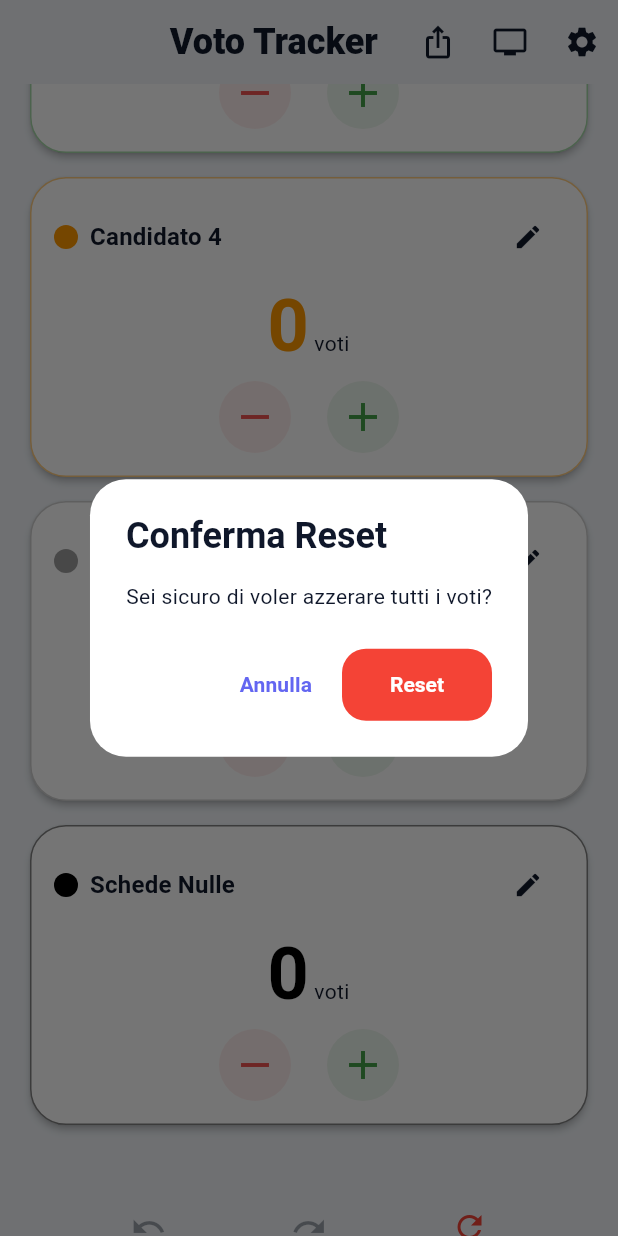
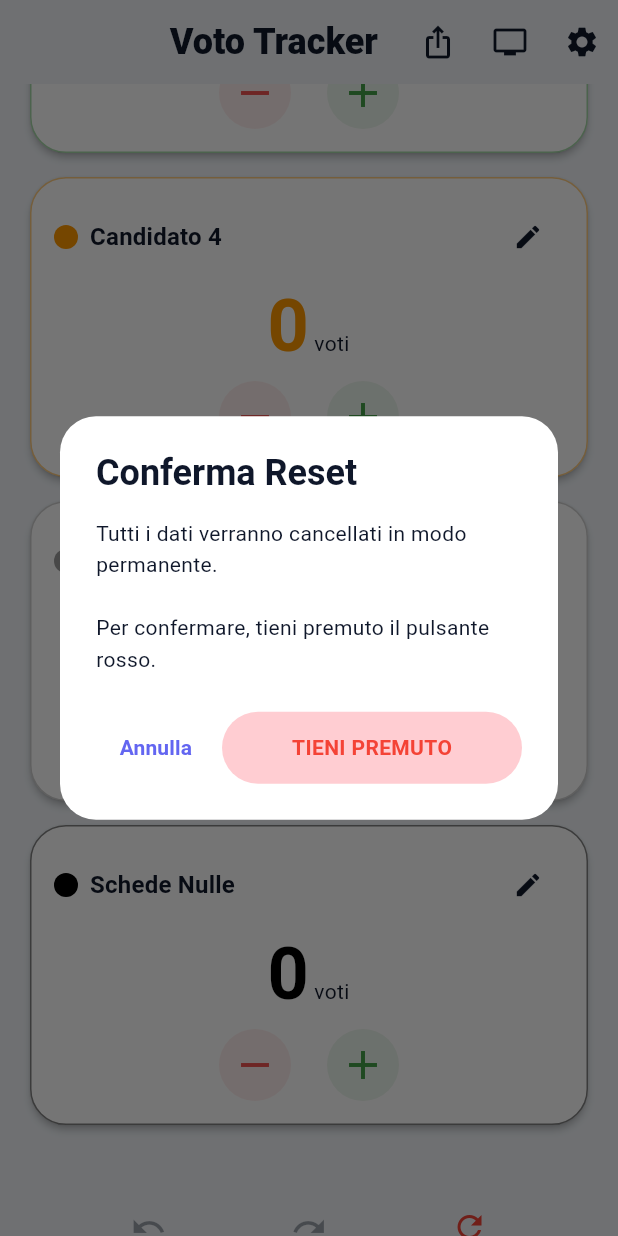
Before and after one commit to vantaggi/voto_tracker, a Flutter app: the screen it shows after launch, scrolled down 1152 dp, after a tap on the "refresh" icon, on a phone screen of 412 x 824 dp. Run offline on Flutter 3.47's test engine with Material 3 defaults, Android fonts, the phone set to English and light mode, and no system bars; our stand-ins replace file_picker, fl_chart, pdf, printing, screenshot, share_plus and 2 more.

```diff
--- a/lib/screens/projector_mode_screen.dart
+++ b/lib/screens/projector_mode_screen.dart
@@ -131,7 +131,7 @@ class ProjectorModeScreen extends StatelessWidget {
       final winner = provider.winner;
       if (winner != null) {
           final isFinal = provider.remainingVotes <= 0;
-          final label = isFinal ? "ELETTO" : "MAGGIORANZA RAGGIUNTA";
+          final label = winner == AppStrings.tie ? "RISULTATO FINALE" : (isFinal ? "ELETTO" : "MAGGIORANZA RAGGIUNTA");
 
           return Container(
               padding: const EdgeInsets.symmetric(vertical: 16),
--- a/lib/services/social_share_service.dart
+++ b/lib/services/social_share_service.dart
@@ -42,7 +42,7 @@ class SocialShareService {
             await Share.shareXFiles(
                 [XFile(file.path)],
                 text: winner != null
-                    ? '🏆 VITTORIA! ${winner} ha vinto lo scrutinio!'
+                    ? '🏆 ${winnerLabel ?? "VINCITORE"}: $winner!'
                     : '📊 Aggiornamento scrutinio in tempo reale - Voto Tracker'
             );
 
--- a/lib/utils/app_constants.dart
+++ b/lib/utils/app_constants.dart
@@ -29,6 +29,7 @@ class AppStrings {
   static const String close = 'Chiudi';
   static const String copy = 'Copia';
   static const String dataCopied = 'Dati copiati negli appunti!';
+  static const String resetDone = 'Reset effettuato!';
   static const String comparisonNotAvailable =
       'Confronto non disponibile (meno di 2 candidati)';
   static const String lead = 'In Testa';
--- a/lib/widgets/candidates_section.dart
+++ b/lib/widgets/candidates_section.dart
@@ -80,8 +80,12 @@ class StatsHeader extends StatelessWidget {
                     ),
                     child: Column(
                         children: [
-                            Text(AppStrings.winner,
-                                style: theme.textTheme.titleLarge?.copyWith(fontWeight: FontWeight.bold, color: Colors.black)),
+                            Text(
+                                (provider.winner == AppStrings.tie
+                                    ? "RISULTATO FINALE"
+                                    : (provider.remainingVotes <= 0 ? "ELETTO" : "MAGGIORANZA RAGGIUNTA")),
+                                style: theme.textTheme.titleLarge?.copyWith(fontWeight: FontWeight.bold, color: Colors.black)
+                            ),
                             Text(provider.winner!,
                                 style: theme.textTheme.displayMedium?.copyWith(color: Colors.black)),
                         ]
@@ -197,43 +201,107 @@ class ControlButtons extends StatelessWidget {
             context: context,
             builder: (context) => AlertDialog(
                 title: const Text(AppStrings.confirmReset),
-                content: const Text(AppStrings.resetConfirmation),
+                content: const Text("Tutti i dati verranno cancellati in modo permanente.\n\nPer confermare, tieni premuto il pulsante rosso."),
                 actions: [
-                    TextButton(onPressed: () => Navigator.pop(context),
-                        child: Text(AppStrings.cancel, style: Theme.of(context).textTheme.labelLarge)),
-                    ElevatedButton(
-                        style: ElevatedButton.styleFrom(
-                            backgroundColor: Colors.red,
-                            foregroundColor: Colors.white,
-                            textStyle: const TextStyle(fontWeight: FontWeight.bold)),
-                        onPressed: () {
-                    showDialog(
-                        context: context,
-                        builder: (innerContext) => AlertDialog(
-                            title: const Text("Conferma Reset"),
-                            content: const Text("Sei sicuro di voler cancellare tutti i voti? Questa operazione non può essere annullata."),
-                            actions: [
-                                TextButton(
-                                    onPressed: () => Navigator.pop(innerContext),
-                                    child: const Text(AppStrings.cancel)
-                                ),
-                                ElevatedButton(
-                                    style: ElevatedButton.styleFrom(backgroundColor: Colors.red),
-                                    onPressed: () {
-                                        context.read<ScrutinyProvider>().reset();
-                                        Navigator.pop(innerContext); // Pop the inner dialog
-                                        Navigator.pop(context); // Pop the outer dialog
-                                    },
-                                    child: const Text("Reset")
-                                )
-                            ],
-                        )
-                    );
-                },
-                        child: const Text(AppStrings.reset),
-                    )
+                    TextButton(
+                        onPressed: () => Navigator.pop(context),
+                        child: const Text(AppStrings.cancel)
+                    ),
+                    _HoldToResetButton(
+                        onReset: () {
+                            context.read<ScrutinyProvider>().reset();
+                            Navigator.pop(context);
+                            ScaffoldMessenger.of(context).showSnackBar(
+                                const SnackBar(content: Text(AppStrings.resetDone))
+                            );
+                        }
+                    ),
                 ]
             )
         );
     }
 }
+
+class _HoldToResetButton extends StatefulWidget {
+    final VoidCallback onReset;
+    const _HoldToResetButton({required this.onReset});
+
+    @override
+    State<_HoldToResetButton> createState() => _HoldToResetButtonState();
+}
+
+class _HoldToResetButtonState extends State<_HoldToResetButton> with SingleTickerProviderStateMixin {
+    late AnimationController _controller;
+
+    @override
+    void initState() {
+        super.initState();
+        _controller = AnimationController(vsync: this, duration: const Duration(seconds: 2));
+        _controller.addStatusListener((status) {
+            if (status == AnimationStatus.completed) {
+                HapticFeedback.heavyImpact();
+                widget.onReset();
+            }
+        });
+    }
+
+    @override
+    void dispose() {
+        _controller.dispose();
+        super.dispose();
+    }
+
+    @override
+    Widget build(BuildContext context) {
+        return GestureDetector(
+            onTapDown: (_) => _controller.forward(),
+            onTapUp: (_) {
+                if (_controller.status != AnimationStatus.completed) {
+                    _controller.reverse();
+                    ScaffoldMessenger.of(context).hideCurrentSnackBar();
+                    ScaffoldMessenger.of(context).showSnackBar(
+                        const SnackBar(
+                            content: Text("Tieni premuto fino al completamento per resettare"),
+                            duration: Duration(milliseconds: 1000),
+                        )
+                    );
+                }
+            },
+            onTapCancel: () => _controller.reverse(),
+            child: AnimatedBuilder(
+                animation: _controller,
+                builder: (context, child) {
+                    return Container(
+                        height: 48,
+                        width: 200, // Fixed width for dialog
+                        decoration: BoxDecoration(
+                            color: Colors.red.shade100,
+                            borderRadius: BorderRadius.circular(24),
+                        ),
+                        clipBehavior: Clip.hardEdge,
+                        alignment: Alignment.centerLeft,
+                        child: Stack(
+                            children: [
+                                Container(
+                                    width: 200 * _controller.value,
+                                    height: 48,
+                                    color: Colors.red,
+                                ),
+                                Center(
+                                    child: Text(
+                                        "TIENI PREMUTO",
+                                        style: TextStyle(
+                                            color: _controller.value > 0.5 ? Colors.white : Colors.red,
+                                            fontWeight: FontWeight.bold
+                                        ),
+                                    )
+                                )
+                            ],
+                        )
+                    );
+                }
+            ),
+        );
+    }
+
+}
```
Also changed, not shown: lib/screens/home_page.dart (+10 -2 lines).
